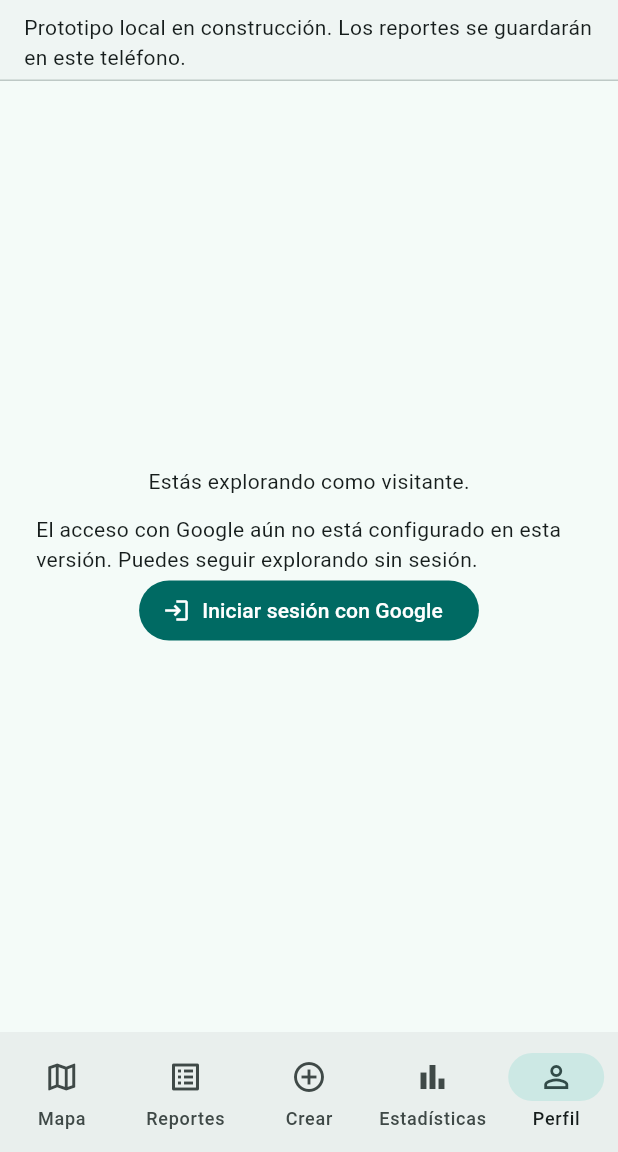
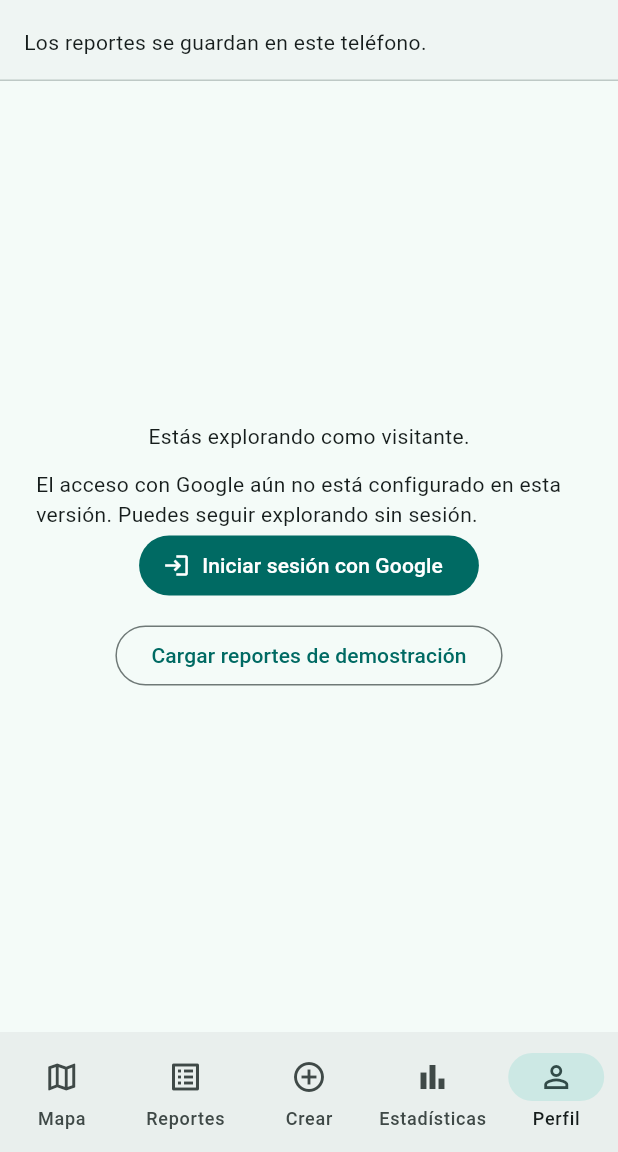
Before and after one commit to joseluiszamora/reporte_ciudadano_mvp, a Flutter app: the ProfilePage screen opened by its route, on a phone screen of 412 x 824 dp, the part 84-1236 px from its top. Run offline on Flutter 3.47's test engine with Material 3 defaults, Android fonts, the phone set to English and light mode, and no system bars; our stand-ins replace drift, drift_flutter, firebase_auth, firebase_core, flutter_bloc, flutter_map and 5 more; accounts and stored records are empty; statements that could not run were skipped.

Commit message:
feat: complete MVP acceptance with opt-in demo reports

```diff
--- a/lib/app/app.dart
+++ b/lib/app/app.dart
@@ -6,6 +6,7 @@ import 'package:flutter_localizations/flutter_localizations.dart';
 
 import '../core/media/local_photo_reader.dart';
 import '../features/reports/data/sqlite_report_read_repository.dart';
+import '../features/reports/data/demo_report_loader.dart';
 import '../features/reports/presentation/report_filter_cubit.dart';
 
 import '../core/database/app_database.dart';
@@ -90,6 +91,7 @@ class _CitizenReportsAppState extends State<CitizenReportsApp> {
       auth: auth,
       authRefresh: authRefresh,
       myReports: SqliteMyReportsRepository(db, session),
+      loadDemoReports: DemoReportLoader(db).load,
       writeReports: SqliteReportRepository(db, session, storage),
       resolutions: SqliteResolutionRepository(db, session, storage),
       audit: SqliteAuditRepository(db, session),
--- a/lib/app/router.dart
+++ b/lib/app/router.dart
@@ -41,6 +41,7 @@ GoRouter createAppRouter(
   required AuthCubit auth,
   required AuthRouterRefresh authRefresh,
   required MyReportsRepository myReports,
+  required Future<bool> Function() loadDemoReports,
   required ReportRepository writeReports,
   required ResolutionRepository resolutions,
   required AuditRepository audit,
@@ -120,7 +121,11 @@ GoRouter createAppRouter(
           ),
           GoRoute(
             path: '/perfil',
-            builder: (_, _) => ProfilePage(auth: auth, reports: myReports),
+            builder: (_, _) => ProfilePage(
+              auth: auth,
+              reports: myReports,
+              loadDemoReports: loadDemoReports,
+            ),
           ),
         ],
       ),
--- a/lib/features/profile/presentation/profile_page.dart
+++ b/lib/features/profile/presentation/profile_page.dart
@@ -10,9 +10,15 @@ import '../domain/my_reports_repository.dart';
 import '../../reports/domain/report_policy.dart';
 
 class ProfilePage extends StatelessWidget {
-  const ProfilePage({super.key, required this.auth, required this.reports});
+  const ProfilePage({
+    super.key,
+    required this.auth,
+    required this.reports,
+    required this.loadDemoReports,
+  });
   final AuthCubit auth;
   final MyReportsRepository reports;
+  final Future<bool> Function() loadDemoReports;
   @override
   Widget build(BuildContext context) => BlocBuilder<AuthCubit, AuthState>(
     bloc: auth,
@@ -37,6 +43,8 @@ class ProfilePage extends StatelessWidget {
                   label: const Text('Iniciar sesión con Google'),
                 ),
                 if (state.message != null) Text(state.message!),
+                const SizedBox(height: 12),
+                _DemoReportsButton(load: loadDemoReports),
               ],
             ),
           ),
@@ -55,6 +63,7 @@ class ProfilePage extends StatelessWidget {
           const Divider(),
           Text('Mis reportes', style: Theme.of(context).textTheme.titleLarge),
           _MyReports(key: ValueKey(user.uid), reports: reports),
+          _DemoReportsButton(load: loadDemoReports),
           const SizedBox(height: 16),
           const Text(
             'Tus reportes y fotografías permanecen en este teléfono al cerrar sesión. Borrar los datos de la app puede eliminarlos.',
@@ -62,6 +71,62 @@ class ProfilePage extends StatelessWidget {
         ],
       );
     },
+  );
+}
+
+class _DemoReportsButton extends StatefulWidget {
+  const _DemoReportsButton({required this.load});
+  final Future<bool> Function() load;
+
+  @override
+  State<_DemoReportsButton> createState() => _DemoReportsButtonState();
+}
+
+class _DemoReportsButtonState extends State<_DemoReportsButton> {
+  bool busy = false;
+  bool loaded = false;
+
+  Future<void> load() async {
+    if (busy || loaded) return;
+    setState(() => busy = true);
+    try {
+      final added = await widget.load();
+      if (!mounted) return;
+      setState(() => loaded = true);
+      ScaffoldMessenger.of(context).showSnackBar(
+        SnackBar(
+          content: Text(
+            added
+                ? 'Ejemplos agregados al mapa y al listado.'
+                : 'Los ejemplos ya se cargaron en este teléfono.',
+          ),
+        ),
+      );
+    } catch (_) {
+      if (mounted) {
+        ScaffoldMessenger.of(context).showSnackBar(
+          const SnackBar(
+            content: Text(
+              'No se pudieron cargar los ejemplos. Intenta de nuevo.',
+            ),
+          ),
+        );
+      }
+    } finally {
+      if (mounted) setState(() => busy = false);
+    }
+  }
+
+  @override
+  Widget build(BuildContext context) => OutlinedButton(
+    onPressed: busy || loaded ? null : load,
+    child: Text(
+      busy
+          ? 'Cargando ejemplos…'
+          : loaded
+          ? 'Ejemplos cargados'
+          : 'Cargar reportes de demostración',
+    ),
   );
 }
 
--- a/lib/features/reports/presentation/report_detail_page.dart
+++ b/lib/features/reports/presentation/report_detail_page.dart
@@ -267,7 +267,7 @@ class _ReportDetailPageState extends State<ReportDetailPage> {
                         ),
                         Text(ReportLabels.date(item.at)),
                         if (item.note != null) Text(item.note!),
-                        if (item.demo) const Text('Validación de demostración'),
+                        if (item.demo) const Text('Actividad de demostración'),
                         if (item.evidencePath != null)
                           SizedBox(
                             height: 180,
--- a/lib/shared/widgets/project_shell.dart
+++ b/lib/shared/widgets/project_shell.dart
@@ -20,9 +20,7 @@ class ProjectShell extends StatelessWidget {
       children: [
         if (MediaQuery.viewInsetsOf(context).bottom == 0)
           const MaterialBanner(
-            content: Text(
-              'Prototipo local en construcción. Los reportes se guardarán en este teléfono.',
-            ),
+            content: Text('Los reportes se guardan en este teléfono.'),
             actions: [SizedBox.shrink()],
           ),
         Expanded(child: child),
--- a/pubspec.yaml
+++ b/pubspec.yaml
@@ -16,7 +16,7 @@ publish_to: 'none' # Remove this line if you wish to publish to pub.dev
 # https://developer.apple.com/library/archive/documentation/General/Reference/InfoPlistKeyReference/Articles/CoreFoundationKeys.html
 # In Windows, build-name is used as the major, minor, and patch parts
 # of the product and file versions while build-number is used as the build suffix.
-version: 1.0.0+2
+version: 1.0.0+3
 
 environment:
   sdk: ^3.13.3
```
Also changed, not shown: lib/features/reports/data/demo_report_loader.dart (added, +127 -0 lines), 5 other files.
